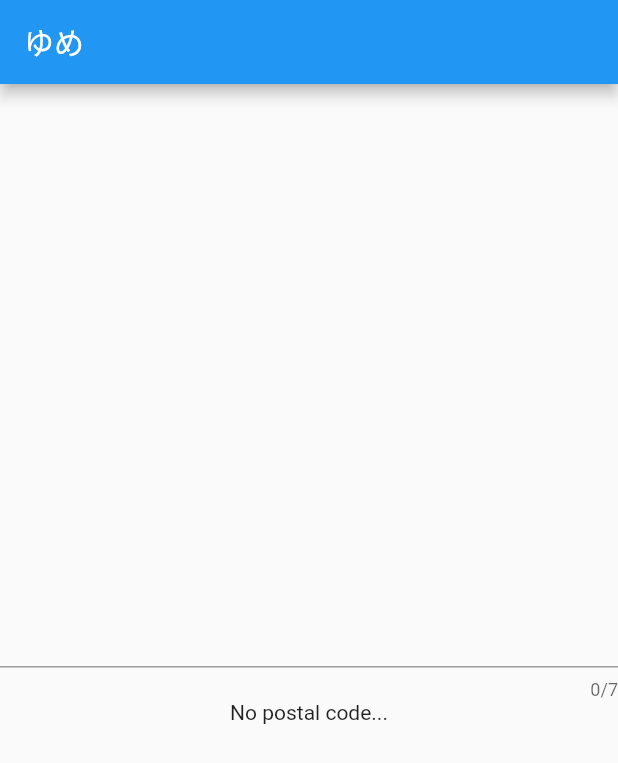
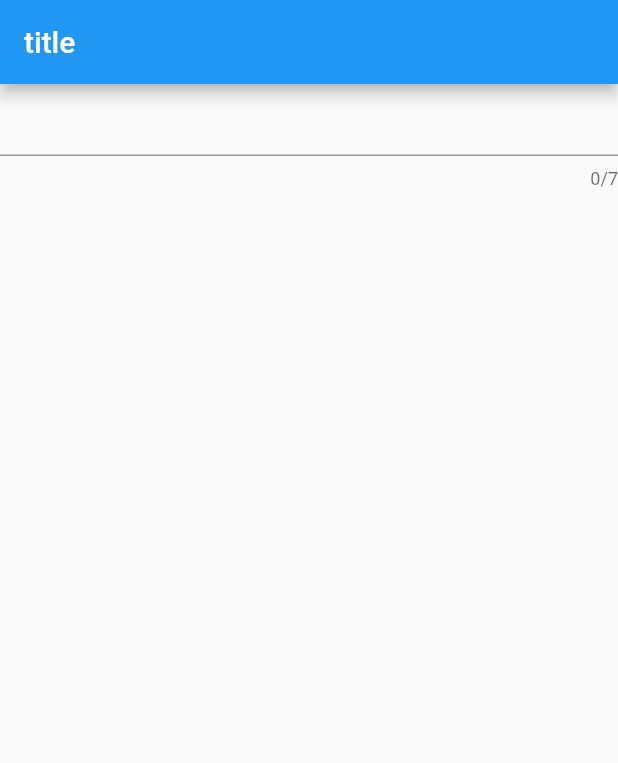
Before and after one commit to mqkotoo/riverpod_futureProvider, a Flutter app: the screen it shows after launch, on a phone screen of 412 x 824 dp. Shown: the top 763 px of the screen. Run offline on Flutter 3.47's test engine with Material 2 defaults, Android fonts, the light colour scheme and no system bars; our stand-ins replace flutter_riverpod, freezed_annotation.

Commit message:
一旦完成

```diff
--- a/lib/data/postal_code.dart
+++ b/lib/data/postal_code.dart
@@ -42,4 +42,6 @@ class PostalCodeAddress with _$PostalCodeAddress {
 
   factory PostalCodeAddress.fromJson(Map<String, dynamic> json) =>
       _$PostalCodeAddressFromJson(json);
+
+  static const empty = PostalCode(code: "", data: []);
 }
--- a/lib/main.dart
+++ b/lib/main.dart
@@ -1,6 +1,6 @@
 import 'package:flutter/material.dart';
 import 'package:flutter_riverpod/flutter_riverpod.dart';
-import 'package:riverpod_future/privider.dart';
+import 'main_page.dart';
 
 void main() {
   runApp(ProviderScope(child: const MyApp()));
@@ -17,52 +17,7 @@ class MyApp extends StatelessWidget {
       theme: ThemeData(
         primarySwatch: Colors.blue,
       ),
-      home: MyHomePage(),
+      home: MainPage(),
     );
   }
 }
-
-class MyHomePage extends ConsumerWidget {
-  // MyHomePage({Key? key, required this.title}) : super(key: key);
-
-   final String title = 'ゆめ';
-
-  @override
-  Widget build(BuildContext context,WidgetRef ref) {
-
-    final postalCode = ref.watch(apiProvider).asData?.value;
-
-    print(postalCode);
-
-     return Scaffold(
-      appBar: AppBar(
-         title: Text(title),
-      ),
-      body: Center(
-        child: Column(
-            mainAxisAlignment: MainAxisAlignment.center,
-          children: [
-            TextField(
-              keyboardType: TextInputType.number,
-              maxLength: 7,
-              onChanged: (text) => onPostalCodeChanged(text, ref),
-            ),
-            // Spacer(),
-            Text(postalCode?.data[0].ja.prefecture ?? "No postal code..."),
-          ],
-        ),
-      ), // This trailing comma makes auto-formatting nicer for build methods.
-    );
-  }
-  void onPostalCodeChanged(String text,WidgetRef ref) {
-    if(text.length != 7) {
-      return;
-    }
-
-    try {
-      int.parse(text);
-      ref.watch(postalCodeProvider.notifier).state = text;
-      print(text);
-    }catch (e) {}
-  }
-}
--- /dev/null
+++ b/lib/main_page.dart
@@ -0,0 +1,63 @@
+import 'package:flutter/material.dart';
+import 'package:flutter_riverpod/flutter_riverpod.dart';
+import 'package:riverpod_future/main_page_vm.dart';
+
+
+class MainPage extends ConsumerStatefulWidget {
+  const MainPage({Key? key}) : super(key: key);
+
+  @override
+  ConsumerState<MainPage> createState() => _MainPageState();
+}
+
+class _MainPageState extends ConsumerState<MainPage> {
+
+  MainPageVM _vm = MainPageVM();
+
+  @override
+  void initState() {
+    super.initState();
+    _vm.setRef(ref);
+  }
+
+  @override
+  Widget build(BuildContext context) {
+    return Scaffold(
+      appBar: AppBar(
+        title: Text("title"),
+      ),
+      body: Center(
+        child: Column(
+          mainAxisAlignment: MainAxisAlignment.center,
+          children: [
+            TextField(
+              // keyboardType: TextInputType.number,
+              maxLength: 7,
+              onChanged: (text) => _vm.onPostalcodeChanged(text),
+            ),
+            Expanded(
+              child: _vm.postalCodeWithFamily(_vm.postalcode).when(
+                data: (data) => ListView.separated(
+                  itemCount: data.data.length,
+                  itemBuilder: (context, index) => Column(
+                    crossAxisAlignment: CrossAxisAlignment.start,
+                    children: [
+                      Text(data.data[index].ja.prefecture),
+                      Text(data.data[index].ja.address1),
+                      Text(data.data[index].ja.address2),
+                    ],
+                  ), separatorBuilder: (context,index) => Divider(color: Colors.black),
+                ),
+                error: (error,stack) => Text(error.toString()),
+                loading: () => AspectRatio(
+                  aspectRatio:1,
+                  child: const CircularProgressIndicator(),
+                ),
+              ),
+            )
+          ],
+        ),
+      ), // This trailing comma makes auto-formatting nicer for build methods.
+    );
+  }
+}
--- /dev/null
+++ b/lib/main_page_vm.dart
@@ -0,0 +1,37 @@
+import 'package:flutter_riverpod/flutter_riverpod.dart';
+
+import 'data/postal_code.dart';
+import 'main_logic.dart';
+
+
+final _logicProvider = Provider<Logic>((ref) => Logic());
+final _postalCodeProvider = StateProvider<String>((ref) => "");
+
+AutoDisposeFutureProviderFamily<PostalCode, String> _apiFamilyProvider =
+    FutureProvider.autoDispose.family<PostalCode,String>((ref,postalcode) async {
+
+      Logic logic  = ref.watch(_logicProvider);
+
+      if(!logic.willProceed(postalcode)) {
+        return PostalCode.empty;
+      }
+
+      return await logic.getPostalCode(postalcode);
+    });
+
+class MainPageVM {
+
+  late final WidgetRef _ref;
+  String get postalcode => _ref.watch(_postalCodeProvider);
+
+  AsyncValue<PostalCode> postalCodeWithFamily(String postcode) =>
+      _ref.watch(_apiFamilyProvider(postcode));
+
+  void setRef(WidgetRef ref) {
+    _ref = ref;
+  }
+
+  void onPostalcodeChanged(String postalcode) {
+    _ref.read(_postalCodeProvider.notifier).update((state) => postalcode);
+  }
+}
--- a/lib/privider.dart
+++ /dev/null
@@ -1,36 +0,0 @@
-import 'dart:convert';
-
-import 'package:flutter_riverpod/flutter_riverpod.dart';
-import 'package:http/http.dart' as http;
-import 'data/postal_code.dart';
-
-StateProvider<String> postalCodeProvider = StateProvider((ref)=> "");
-
-
-FutureProvider<PostalCode> apiProvider = FutureProvider((ref)  async {
-
-  final postalcode = ref.watch(postalCodeProvider.notifier).state;
-
-  if(postalcode.length != 7) {
-    throw Exception("postal code must be 7 charactors");
-}
-
-
-  final upper = postalcode.substring(0,3);
-  final lower = postalcode.substring(3);
-
-  final apiUrl = 'https://madefor.github.io/postal-code-api/api/v1/$upper/$lower.json';
-
-  final apiUri = Uri.parse(apiUrl);
-
-  http.Response response = await http.get(apiUri);
-
-  if(response.statusCode != 200) {
-    throw Exception("No postal code!: $postalcode");
-  }
-
-  var jsonData = json.decode(response.body);
-
-  return PostalCode.fromJson(jsonData);
-
-});
```
Also changed, not shown: lib/main_logic.dart (added, +37 -0 lines).
